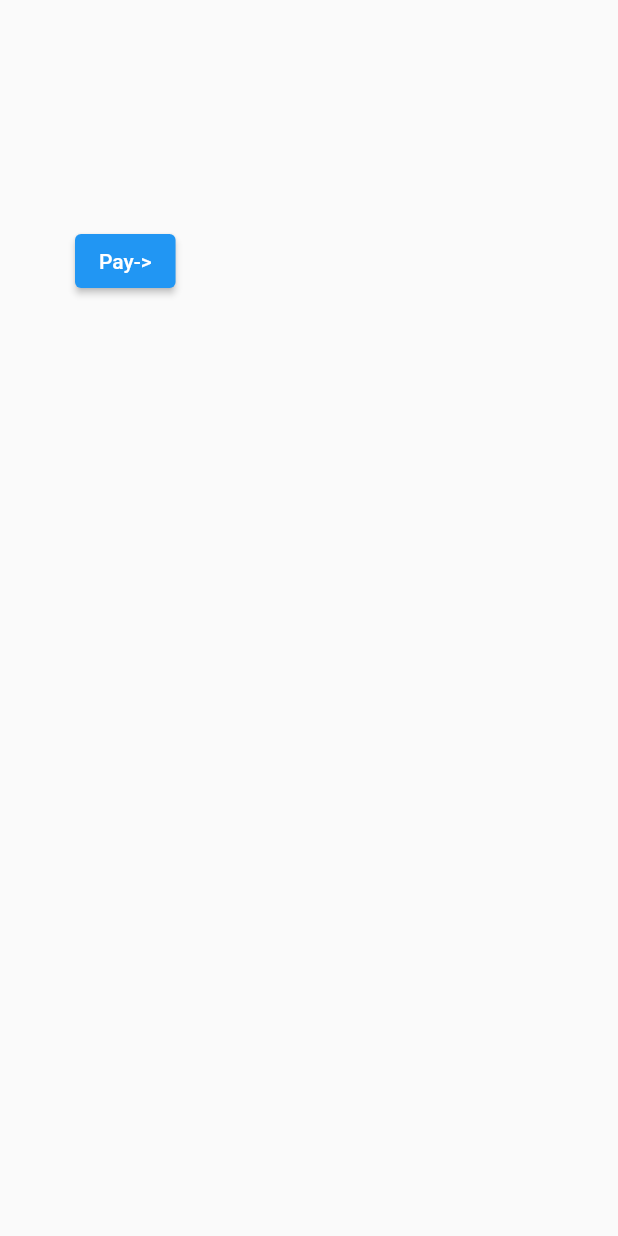
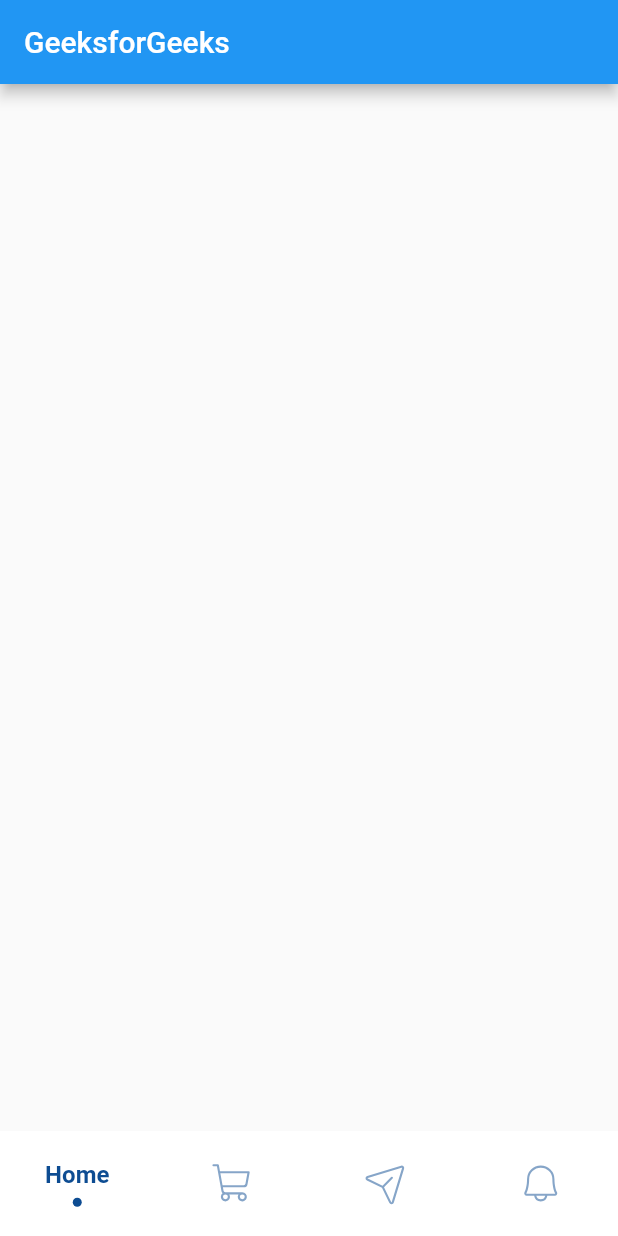
Before and after one commit to vignesh235/razorpay, a Flutter app: the screen it shows after launch, on a phone screen of 412 x 824 dp. Run offline on Flutter 3.47's test engine with Material 2 defaults, Android fonts, the phone set to English and light mode, and no system bars; drawn by our look-alikes of sliding_clipped_nav_bar; our stand-ins replace flutter_phosphor_icons, fluttertoast; missing offline and left inert: razorpay_flutter.

```diff
--- a/lib/main.dart
+++ b/lib/main.dart
@@ -1,5 +1,5 @@
 import 'package:flutter/material.dart';
-import 'package:razor_payment/payment.dart';
+import 'package:razor_payment/widgets/bottom_navigation.dart';
 
 void main() {
   runApp(MyApp());
@@ -10,7 +10,7 @@ class MyApp extends StatelessWidget {
   Widget build(BuildContext context) {
     return MaterialApp(
       debugShowCheckedModeBanner: false,
-      home: payment(),
+      home: MyHomePage(),
     );
   }
 }
--- a/lib/payment.dart
+++ b/lib/payment.dart
@@ -39,11 +39,11 @@ class _paymentState extends State<payment> {
 
   void openCheckout() async {
     var options = {
-      'key': 'rzp_live_hBQP9dWRIpRDu1',
+      'key': 'rzp_test_eedzyvh6yZOhIh',
       'amount': 500, //in the smallest currency sub-unit.
       'name': 'Acme Corp.',
       'description': 'Fine T-Shirt',
-      'timeout': 60, // in seconds
+      'timeout': 120, // in seconds
       'prefill': {
         'contact': '91231056789',
         'email': 'gaurav.kumar@example.com'
--- /dev/null
+++ b/lib/screens/home_page.dart
@@ -0,0 +1,18 @@
+import 'package:flutter/material.dart';
+class home extends StatefulWidget {
+  const home({super.key});
+
+  @override
+  State<home> createState() => _homeState();
+}
+
+class _homeState extends State<home> {
+  @override
+  Widget build(BuildContext context) {
+    return Scaffold(
+       appBar: AppBar(
+        title: const Text('GeeksforGeeks'),
+      ),
+    );
+  }
+}
--- /dev/null
+++ b/lib/widgets/bottom_navigation.dart
@@ -0,0 +1,82 @@
+import 'package:razor_payment/payment.dart';
+import 'package:razor_payment/screens/cart.dart';
+import 'package:razor_payment/screens/home_page.dart';
+import 'package:razor_payment/screens/notification.dart';
+import 'package:sliding_clipped_nav_bar/sliding_clipped_nav_bar.dart';
+import 'package:flutter/material.dart';
+import 'package:flutter_phosphor_icons/flutter_phosphor_icons.dart';
+
+class MyHomePage extends StatefulWidget {
+  MyHomePage({Key? key}) : super(key: key);
+
+  @override
+  _MyHomePageState createState() => _MyHomePageState();
+}
+
+class _MyHomePageState extends State<MyHomePage> {
+  late PageController _pageController;
+  int selectedIndex = 0;
+  bool _colorful = false;
+  @override
+  void initState() {
+    super.initState();
+    _pageController = PageController(initialPage: selectedIndex);
+  }
+
+  void onButtonPressed(int index) {
+    setState(() {
+      selectedIndex = index;
+    });
+    _pageController.animateToPage(selectedIndex,
+        duration: Duration(milliseconds: 400), curve: Curves.easeOutQuad);
+  }
+
+  @override
+  Widget build(BuildContext context) {
+    return Scaffold(
+      body: Column(
+        children: <Widget>[
+          Expanded(
+            child: PageView(
+              physics: NeverScrollableScrollPhysics(),
+              controller: _pageController,
+              children: _listOfWidget,
+            ),
+          ),
+        ],
+      ),
+      bottomNavigationBar: SlidingClippedNavBar(
+        backgroundColor: Colors.white,
+        onButtonPressed: onButtonPressed,
+        iconSize: 30,
+        activeColor: Color(0xff0D4C92),
+        selectedIndex: selectedIndex,
+        barItems: <BarItem>[
+          BarItem(
+            icon: PhosphorIcons.house_light,
+            title: 'Home',
+          ),
+          BarItem(
+            icon: PhosphorIcons.shopping_cart_light,
+            title: 'Cart',
+          ),
+          BarItem(
+            icon: PhosphorIcons.paper_plane_tilt_light,
+            title: 'Payment',
+          ),
+          BarItem(
+            icon: PhosphorIcons.bell_light,
+            title: 'Notification',
+          ),
+        ],
+      ),
+    );
+  }
+}
+
+List<Widget> _listOfWidget = <Widget>[
+  home(),
+  notification(),
+  card(),
+  payment()
+];
--- a/pubspec.yaml
+++ b/pubspec.yaml
@@ -37,6 +37,8 @@ dependencies:
   # Use with the CupertinoIcons class for iOS style icons.
   cupertino_icons: ^1.0.2
   razorpay_flutter: ^1.3.4
+  sliding_clipped_nav_bar: ^3.1.0+3
+  flutter_phosphor_icons: ^0.0.1+6
 
 dev_dependencies:
   flutter_test:
```
Also changed, not shown: lib/screens/cart.dart (added, +19 -0 lines), lib/screens/notification.dart (added, +19 -0 lines), pubspec.lock.
